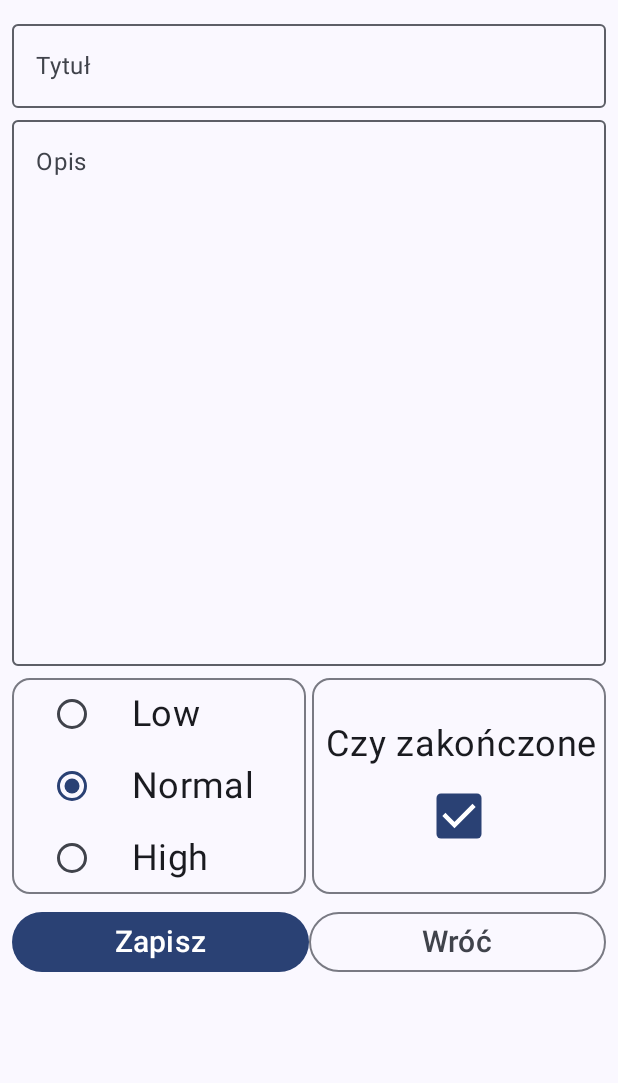
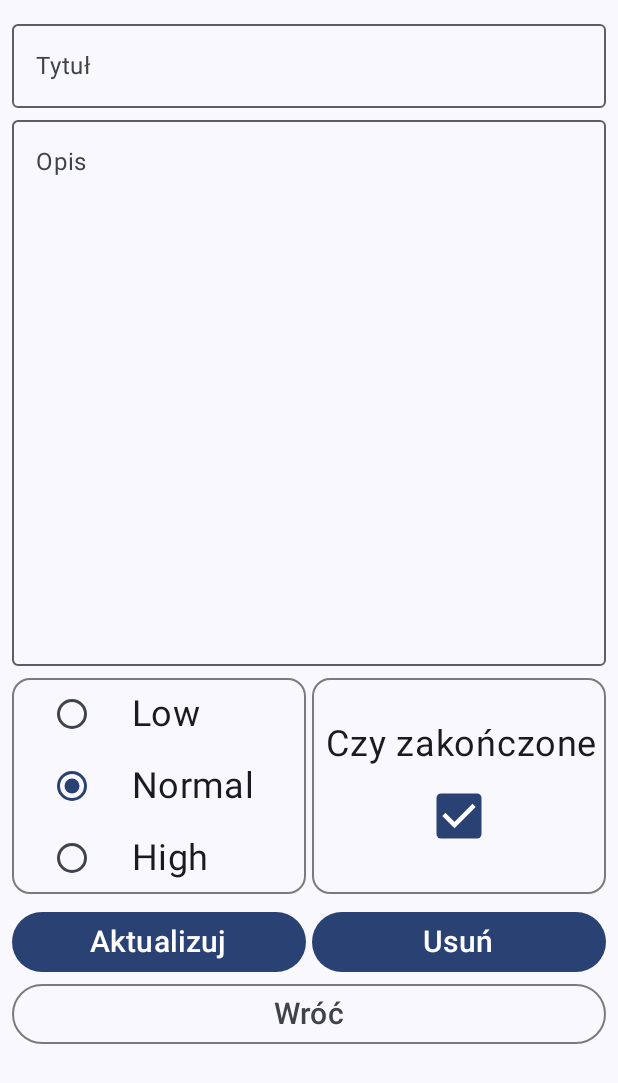
Before and after one commit to RafLew84/PrioritizeMeCompose, an Android app built with Jetpack Compose: the screen it shows after launch (MainActivity), on a phone screen of 412 x 824 dp. Shown: the top 1083 px of the screen. Run offline under Robolectric (Android 15) with nearby library versions, the phone set to English and light mode, and no system bars.

Commit message:
add UpdateTaskScreen

```diff
--- a/app/src/main/java/com/example/prioritizemecompose/MainActivity.kt
+++ b/app/src/main/java/com/example/prioritizemecompose/MainActivity.kt
@@ -12,6 +12,7 @@ import androidx.compose.ui.Modifier
 import androidx.compose.ui.tooling.preview.Preview
 import com.example.prioritizemecompose.ui.screens.AddTaskScreen
 import com.example.prioritizemecompose.ui.screens.TaskListScreen
+import com.example.prioritizemecompose.ui.screens.UpdateTaskScreen
 import com.example.prioritizemecompose.ui.theme.PrioritizeMeComposeTheme
 
 class MainActivity : ComponentActivity() {
@@ -24,7 +25,7 @@ class MainActivity : ComponentActivity() {
                     modifier = Modifier.fillMaxSize(),
                     color = MaterialTheme.colorScheme.background
                 ) {
-                    AddTaskScreen()
+                    UpdateTaskScreen()
                 }
             }
         }
--- /dev/null
+++ b/app/src/main/java/com/example/prioritizemecompose/ui/screens/UpdateTaskScreen.kt
@@ -0,0 +1,167 @@
+package com.example.prioritizemecompose.ui.screens
+
+import androidx.compose.foundation.layout.Arrangement
+import androidx.compose.foundation.layout.Column
+import androidx.compose.foundation.layout.Row
+import androidx.compose.foundation.layout.fillMaxHeight
+import androidx.compose.foundation.layout.fillMaxSize
+import androidx.compose.foundation.layout.fillMaxWidth
+import androidx.compose.foundation.layout.height
+import androidx.compose.foundation.layout.padding
+import androidx.compose.foundation.selection.selectable
+import androidx.compose.material3.Button
+import androidx.compose.material3.ButtonColors
+import androidx.compose.material3.ButtonDefaults
+import androidx.compose.material3.Checkbox
+import androidx.compose.material3.ExperimentalMaterial3Api
+import androidx.compose.material3.MaterialTheme
+import androidx.compose.material3.OutlinedButton
+import androidx.compose.material3.OutlinedCard
+import androidx.compose.material3.OutlinedTextField
+import androidx.compose.material3.RadioButton
+import androidx.compose.material3.Text
+import androidx.compose.runtime.Composable
+import androidx.compose.runtime.mutableStateOf
+import androidx.compose.runtime.remember
+import androidx.compose.ui.Alignment
+import androidx.compose.ui.Modifier
+import androidx.compose.ui.draw.scale
+import androidx.compose.ui.unit.dp
+import androidx.compose.ui.unit.sp
+
+@OptIn(ExperimentalMaterial3Api::class)
+@Composable
+fun UpdateTaskScreen(){
+
+    val radioOptions = listOf("Low", "Normal", "High")
+    val (selectedOption, onOptionSelected) = remember { mutableStateOf(radioOptions[1] ) }
+    val checkedState = remember { mutableStateOf(true) }
+
+    Column(modifier = Modifier
+        .fillMaxSize()
+        .padding(8.dp)
+    ) {
+        OutlinedTextField(
+            value = "",
+            onValueChange = {},
+            modifier = Modifier.fillMaxWidth(),
+            singleLine = true,
+            label = { Text(text = "Tytuł")}
+        )
+
+        OutlinedTextField(
+            value = "",
+            onValueChange = {},
+            modifier = Modifier
+                .fillMaxWidth()
+                .fillMaxHeight(.5f),
+            singleLine = false,
+            label = { Text(text = "Opis")}
+        )
+
+        Row(
+            modifier = Modifier
+                .fillMaxWidth()
+                .padding(top = 8.dp),
+        ) {
+            OutlinedCard(
+                modifier = Modifier
+                    .fillMaxWidth(.5f)
+                    .padding(end = 2.dp),
+            ) {
+                Column(
+                    verticalArrangement = Arrangement.SpaceEvenly,
+                    horizontalAlignment = Alignment.CenterHorizontally
+                ) {
+                    radioOptions.forEach { text ->
+                        Row(
+                            Modifier
+                                .fillMaxWidth()
+                                .selectable(
+                                    selected = (text == selectedOption),
+                                    onClick = {
+                                        onOptionSelected(text)
+                                    }
+                                )
+                                .padding(horizontal = 16.dp),
+                            verticalAlignment = Alignment.CenterVertically
+                        ) {
+                            RadioButton(
+                                selected = (text == selectedOption),
+                                onClick = { onOptionSelected(text) }
+                            )
+                            Text(
+                                text = text,
+                                style = MaterialTheme.typography.bodyMedium.merge(),
+                                modifier = Modifier.padding(start = 16.dp),
+                                fontSize = 24.sp
+                            )
+                        }
+                    }
+                }
+            }
+
+            OutlinedCard(
+                modifier = Modifier
+                    .fillMaxWidth()
+                    .height(144.dp)
+                    .padding(start = 2.dp)
+            ) {
+                Column(
+                    modifier = Modifier.fillMaxSize(),
+                    horizontalAlignment = Alignment.CenterHorizontally,
+                    verticalArrangement = Arrangement.Center
+                ) {
+                    Text(
+                        text = "Czy zakończone",
+                        fontSize = 24.sp,
+                        modifier = Modifier.padding(start = 4.dp)
+                    )
+
+                    Checkbox(
+                        modifier = Modifier
+                            .scale(1.5f)
+                            .padding(top = 8.dp),
+                        checked = checkedState.value,
+                        onCheckedChange = { checkedState.value = it }
+                    )
+                }
+            }
+        }
+        Row(
+            modifier = Modifier
+                .fillMaxWidth()
+                .padding(top = 8.dp)
+        ) {
+
+
+            Button(
+                onClick = { /*TODO*/ },
+                modifier = Modifier.fillMaxWidth(.5f).padding(end = 2.dp)
+            ) {
+                Text(
+                    text = "Aktualizuj",
+                    fontSize = 20.sp
+                )
+            }
+            Button(
+                onClick = { /*TODO*/ },
+                modifier = Modifier.fillMaxWidth().padding(start = 2.dp)
+            ) {
+                Text(
+                    text = "Usuń",
+                    fontSize = 20.sp
+                )
+            }
+        }
+        OutlinedButton(
+            onClick = { /*TODO*/ },
+            modifier = Modifier.fillMaxWidth()
+        ) {
+            Text(
+                text = "Wróć",
+                fontSize = 20.sp
+            )
+        }
+    }
+}
```
